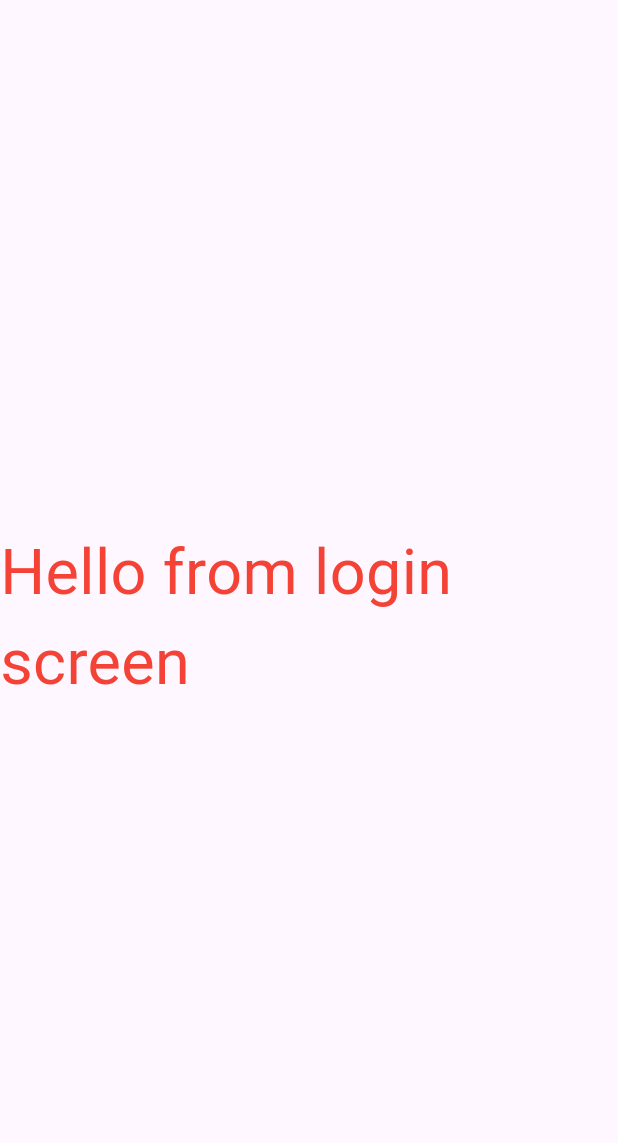
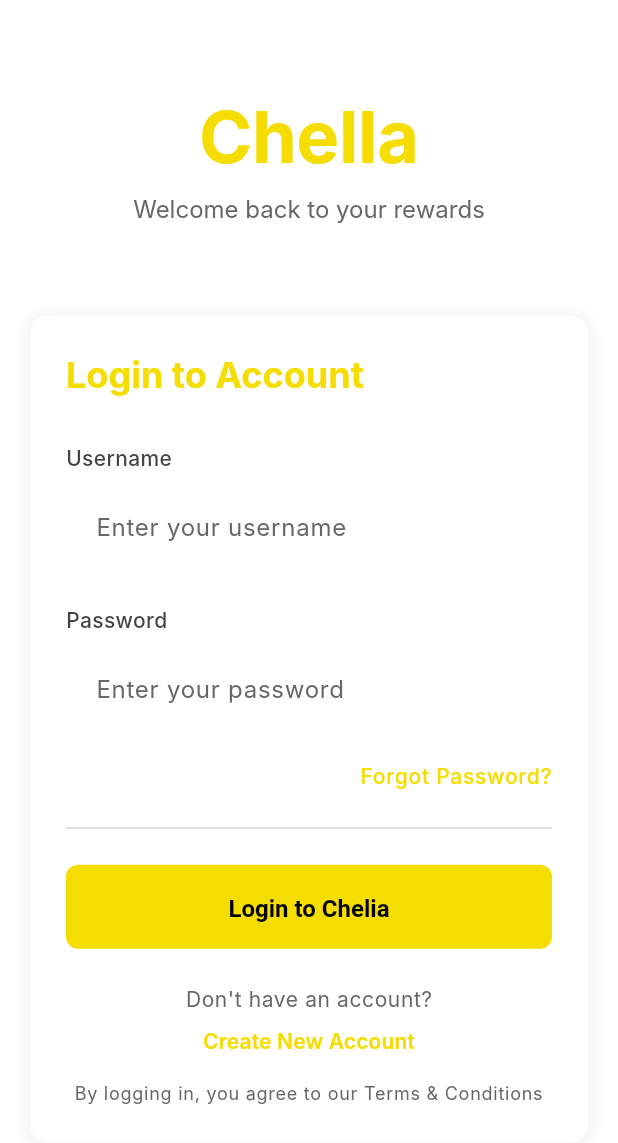
Before and after one commit to Gemeda4927/chella, a Flutter app: the screen it shows after launch, on a phone screen of 412 x 824 dp. Shown: the top 1143 px of the screen. Run offline on Flutter 3.47's test engine with Material 3 defaults, Android fonts, the phone set to English and light mode, and no system bars; Roboto replaces fonts that are missing (Inter).

Commit message:
feat(auth): implement login UI with exact design specifications
- Add login page with exact UI matching design
- Create AuthTextField reusable component
- Implement proper theming and constants
- Add responsive layout and proper spacing
- Include all required UI elements (forgot password, terms, etc.)

```diff
--- /dev/null
+++ b/lib/core/constants/auth_constants.dart
@@ -0,0 +1,42 @@
+// Colors
+import 'dart:ui';
+
+const Color kPrimaryYellow = Color(0xFFF5DC01);
+const Color kWhite = Color(0xFFFFFFFF);
+const Color kGrey50 = Color(0xFFF9F9F9);
+const Color kGrey100 = Color(0xFFF5F5F5);
+const Color kGrey300 = Color(0xFFD1D1D1);
+const Color kGrey600 = Color(0xFF666666);
+const Color kGrey700 = Color(0xFF444444);
+const Color kGrey800 = Color(0xFF222222);
+const Color kBlack = Color(0xFF000000);
+
+// Spacing
+const double kPaddingXS = 4.0;
+const double kPaddingS = 8.0;
+const double kPaddingM = 12.0;
+const double kPaddingL = 16.0;
+const double kPaddingXL = 20.0;
+const double kPadding2XL = 24.0;
+const double kPadding3XL = 30.0;
+const double kPadding4XL = 60.0;
+
+// Border Radius
+const double kBorderRadiusS = 4.0;
+const double kBorderRadiusM = 8.0;
+const double kBorderRadiusL = 12.0;
+
+// Font Sizes
+const double kFontSizeXS = 10.0;
+const double kFontSizeS = 12.0;
+const double kFontSizeM = 14.0;
+const double kFontSizeL = 16.0;
+const double kFontSizeXL = 18.0;
+const double kFontSize2XL = 24.0;
+const double kFontSize3XL = 32.0;
+const double kFontSize4XL = 48.0;
+
+// Shadows
+const double kShadowBlur = 10.0;
+const double kShadowSpread = 2.0;
+const double kShadowOpacity = 0.05;
--- /dev/null
+++ b/lib/core/constants/string_constants.dart
@@ -0,0 +1,14 @@
+class StringConstants {
+  static const String appName = "Chella";
+  static const String welcomeBack = "Welcome back to your rewards";
+  static const String loginTitle = "Login to Account";
+  static const String usernameLabel = "Username";
+  static const String usernameHint = "Enter your username";
+  static const String passwordLabel = "Password";
+  static const String passwordHint = "Enter your password";
+  static const String forgotPassword = "Forgot Password?";
+  static const String loginButton = "Login to Chelia";
+  static const String noAccount = "Don't have an account?";
+  static const String createAccount = "Create New Account";
+  static const String terms = "By logging in, you agree to our Terms & Conditions";
+}
--- /dev/null
+++ b/lib/core/theme/app_theme.dart
@@ -0,0 +1,110 @@
+import 'package:chella/core/constants/auth_constants.dart';
+import 'package:flutter/material.dart';
+
+class AppTheme {
+  static ThemeData get lightTheme {
+    return ThemeData(
+      scaffoldBackgroundColor: kWhite,
+      primaryColor: kPrimaryYellow,
+      fontFamily: 'Inter', // Use your preferred font
+
+      // Text Theme
+      textTheme: const TextTheme(
+        // App Name
+        displayLarge: TextStyle(
+          fontSize: kFontSize4XL,
+          fontWeight: FontWeight.bold,
+          color: kPrimaryYellow,
+          height: 1.2,
+        ),
+        // "Welcome back to your rewards"
+        titleLarge: TextStyle(
+          fontSize: kFontSizeL,
+          fontWeight: FontWeight.normal,
+          color: kGrey600,
+          height: 1.4,
+        ),
+        // "Login to Account"
+        headlineMedium: TextStyle(
+          fontSize: kFontSize2XL,
+          fontWeight: FontWeight.bold,
+          color: kPrimaryYellow,
+          height: 1.3,
+        ),
+        // Labels (Username, Password)
+        bodyMedium: TextStyle(
+          fontSize: kFontSizeM,
+          fontWeight: FontWeight.w500,
+          color: kGrey700,
+          height: 1.4,
+        ),
+        // Forgot Password & Create Account
+        labelMedium: TextStyle(
+          fontSize: kFontSizeM,
+          fontWeight: FontWeight.w500,
+          color: kPrimaryYellow,
+          height: 1.4,
+        ),
+        // Create Account (bold)
+        labelLarge: TextStyle(
+          fontSize: kFontSizeM,
+          fontWeight: FontWeight.w600,
+          color: kPrimaryYellow,
+          height: 1.4,
+        ),
+        // "Don't have an account?"
+        bodySmall: TextStyle(
+          fontSize: kFontSizeM,
+          fontWeight: FontWeight.normal,
+          color: kGrey600,
+          height: 1.4,
+        ),
+        // Terms & Conditions
+        labelSmall: TextStyle(
+          fontSize: kFontSizeS,
+          fontWeight: FontWeight.normal,
+          color: kGrey600,
+          height: 1.4,
+        ),
+      ),
+
+      // Elevated Button Theme
+      elevatedButtonTheme: ElevatedButtonThemeData(
+        style: ElevatedButton.styleFrom(
+          backgroundColor: kPrimaryYellow,
+          foregroundColor: kBlack,
+          minimumSize: const Size(double.infinity, 56.0),
+          shape: RoundedRectangleBorder(
+            borderRadius: BorderRadius.circular(kBorderRadiusM),
+          ),
+          textStyle: const TextStyle(
+            fontSize: kFontSizeL,
+            fontWeight: FontWeight.w600,
+            height: 1.4,
+          ),
+          elevation: 0,
+        ),
+      ),
+
+      // Input Decoration Theme
+      inputDecorationTheme: InputDecorationTheme(
+        filled: true,
+        fillColor: kWhite,
+        contentPadding: const EdgeInsets.symmetric(
+          horizontal: kPaddingL,
+          vertical: kPaddingL,
+        ),
+        border: OutlineInputBorder(
+          borderRadius: BorderRadius.circular(kBorderRadiusM),
+          borderSide: BorderSide.none,
+        ),
+        hintStyle: const TextStyle(
+          fontSize: kFontSizeM,
+          fontWeight: FontWeight.normal,
+          color: kGrey600,
+          height: 1.4,
+        ),
+      ),
+    );
+  }
+}
--- a/lib/features/Authentication/presentation/pages/login_page.dart
+++ b/lib/features/Authentication/presentation/pages/login_page.dart
@@ -1,15 +1,159 @@
+import 'package:chella/core/constants/auth_constants.dart';
 import 'package:flutter/material.dart';
+import 'package:chella/core/constants/string_constants.dart';
+import 'package:chella/features/Authentication/presentation/widgets/auth_text_field.dart';
 
-class Loginpage extends StatelessWidget {
-  const Loginpage({super.key});
+class LoginPage extends StatelessWidget {
+  const LoginPage({super.key});
 
   @override
   Widget build(BuildContext context) {
-    return const Scaffold(
-      body: Center(
-        child: Text(
-          "Hello from login screen",
-          style: TextStyle(fontSize: 42, color: Colors.red),
+    return Scaffold(
+      body: Container(
+        color: kWhite,
+        padding: const EdgeInsets.all(kPaddingXL),
+        child: Center(
+          child: SingleChildScrollView(
+            child: Column(
+              mainAxisAlignment: MainAxisAlignment.center,
+              crossAxisAlignment: CrossAxisAlignment.center,
+              children: [
+                // Header: Chella & Welcome back
+                Column(
+                  children: [
+                    Text(
+                      StringConstants.appName,
+                      style: Theme.of(context).textTheme.displayLarge,
+                    ),
+                    const SizedBox(height: kPaddingS),
+                    Text(
+                      StringConstants.welcomeBack,
+                      style: Theme.of(context).textTheme.titleLarge,
+                    ),
+                  ],
+                ),
+
+                const SizedBox(height: kPadding4XL),
+
+                // Login Card
+                Container(
+                  width: double.infinity,
+                  padding: const EdgeInsets.all(kPadding2XL),
+                  decoration: BoxDecoration(
+                    color: kWhite,
+                    borderRadius: BorderRadius.circular(kBorderRadiusL),
+                    boxShadow: [
+                      BoxShadow(
+                        color: kBlack.withOpacity(kShadowOpacity),
+                        blurRadius: kShadowBlur,
+                        spreadRadius: kShadowSpread,
+                        offset: const Offset(0, 2),
+                      ),
+                    ],
+                  ),
+                  child: Column(
+                    crossAxisAlignment: CrossAxisAlignment.start,
+                    children: [
+                      // Title: Login to Account
+                      Text(
+                        StringConstants.loginTitle,
+                        style: Theme.of(context).textTheme.headlineMedium,
+                      ),
+
+                      const SizedBox(height: kPadding3XL),
+
+                      // Username Section
+                      Text(
+                        StringConstants.usernameLabel,
+                        style: Theme.of(context).textTheme.bodyMedium,
+                      ),
+                      const SizedBox(height: kPaddingS),
+                      AuthTextField(hintText: StringConstants.usernameHint),
+
+                      const SizedBox(height: kPadding2XL),
+
+                      // Password Section
+                      Text(
+                        StringConstants.passwordLabel,
+                        style: Theme.of(context).textTheme.bodyMedium,
+                      ),
+                      const SizedBox(height: kPaddingS),
+                      AuthTextField(
+                        hintText: StringConstants.passwordHint,
+                        obscureText: true,
+                      ),
+
+                      const SizedBox(height: kPaddingXL),
+
+                      // Forgot Password
+                      Align(
+                        alignment: Alignment.centerRight,
+                        child: GestureDetector(
+                          onTap: () {
+                            // Handle forgot password
+                          },
+                          child: Text(
+                            StringConstants.forgotPassword,
+                            style: Theme.of(context).textTheme.labelMedium,
+                          ),
+                        ),
+                      ),
+
+                      const SizedBox(height: kPadding2XL),
+
+                      // Divider
+                      const Divider(color: kGrey300, height: 1, thickness: 1),
+
+                      const SizedBox(height: kPadding2XL),
+
+                      // Login Button
+                      ElevatedButton(
+                        onPressed: () {
+                          // Handle login
+                        },
+                        child: Text(StringConstants.loginButton),
+                      ),
+
+                      const SizedBox(height: kPadding2XL),
+
+                      // Create Account Section
+                      Center(
+                        child: Column(
+                          children: [
+                            Text(
+                              StringConstants.noAccount,
+                              style: Theme.of(context).textTheme.bodySmall,
+                            ),
+                            const SizedBox(height: kPaddingS),
+                            GestureDetector(
+                              onTap: () {
+                                // Handle create account
+                              },
+                              child: Text(
+                                StringConstants.createAccount,
+                                style: Theme.of(context).textTheme.labelLarge,
+                              ),
+                            ),
+                          ],
+                        ),
+                      ),
+
+                      const SizedBox(height: kPaddingL),
+
+                      // Terms & Conditions
+                      Center(
+                        child: Text(
+                          StringConstants.terms,
+                          style: Theme.of(context).textTheme.labelSmall,
+                          textAlign: TextAlign.center,
+                        ),
+                      ),
+                    ],
+                  ),
+                ),
+              ],
+            ),
+          ),
         ),
       ),
     );
--- a/lib/features/Authentication/presentation/widgets/auth_text_field.dart
+++ b/lib/features/Authentication/presentation/widgets/auth_text_field.dart
@@ -0,0 +1,44 @@
+
+import 'package:flutter/material.dart';
+
+class AuthTextField extends StatelessWidget {
+  final String hintText;
+  final bool obscureText;
+  final TextEditingController? controller;
+
+  const AuthTextField({
+    super.key,
+    required this.hintText,
+    this.obscureText = false,
+    this.controller,
+  });
+
+  @override
+  Widget build(BuildContext context) {
+    return TextField(
+      controller: controller,
+      obscureText: obscureText,
+      style: const TextStyle(
+        fontSize: 16.0,
+        color: Colors.black,
+      ),
+      decoration: InputDecoration(
+        hintText: hintText,
+        filled: true,
+        fillColor: Colors.white,
+        border: OutlineInputBorder(
+          borderRadius: BorderRadius.circular(8.0),
+          borderSide: BorderSide.none,
+        ),
+        contentPadding: const EdgeInsets.symmetric(
+          horizontal: 16.0,
+          vertical: 16.0,
+        ),
+        hintStyle: const TextStyle(
+          fontSize: 16.0,
+          color: Color(0xFF666666),
+        ),
+      ),
+    );
+  }
+}
--- a/lib/main.dart
+++ b/lib/main.dart
@@ -1,19 +1,21 @@
+import 'package:flutter/material.dart';
+import 'package:chella/core/theme/app_theme.dart';
 import 'package:chella/features/Authentication/presentation/pages/login_page.dart';
-import 'package:flutter/material.dart';
 
 void main() {
-  runApp(Chella());
+  runApp(const MyApp());
 }
 
-class Chella extends StatelessWidget {
-  const Chella({super.key});
+class MyApp extends StatelessWidget {
+  const MyApp({super.key});
 
   @override
   Widget build(BuildContext context) {
     return MaterialApp(
-      // theme: AppTheme.darkTheme,
+      title: 'Chella',
       debugShowCheckedModeBanner: false,
-      home: Loginpage(),
+      theme: AppTheme.lightTheme,
+      home: const LoginPage(),
     );
   }
 }
```
Also changed, not shown: flutter_01.png (added), lib/theme/app_theme.dart (deleted).
